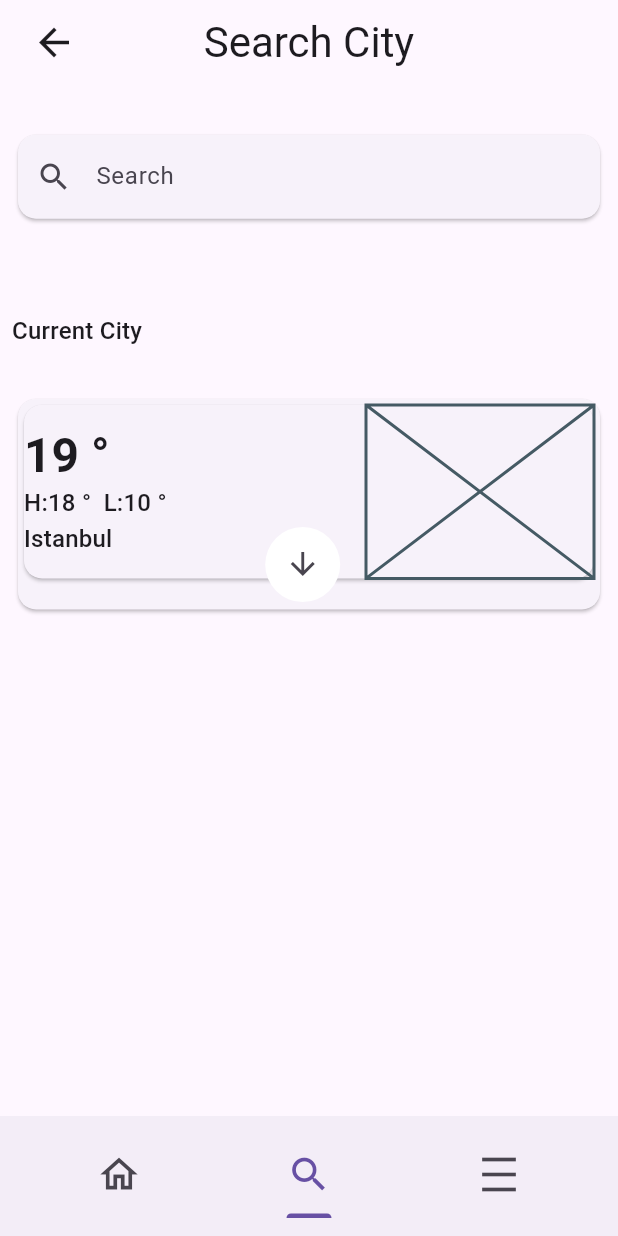
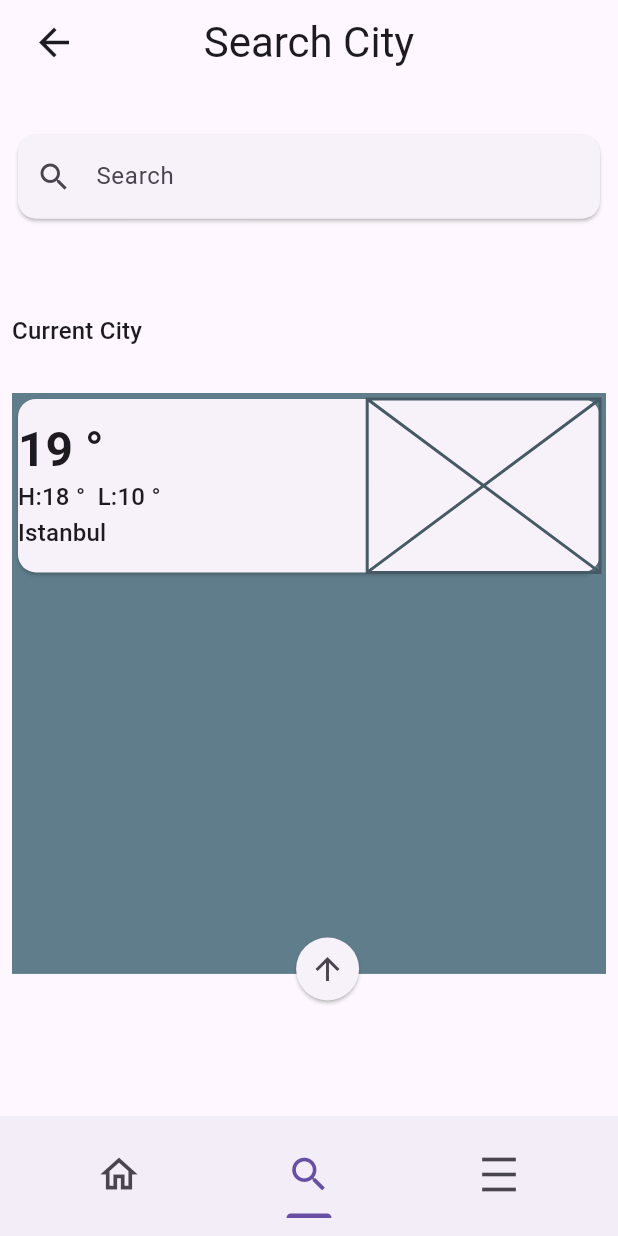
Before and after one commit to cEgemen/weaApp2, a Flutter app: the screen it shows after launch, item 2 of the bottom bar chosen, after a tap on the "arrow downward" icon, on a phone screen of 412 x 824 dp. Run offline on Flutter 3.47's test engine with Material 3 defaults, Android fonts, the phone set to English and light mode, and no system bars; our stand-ins replace dio, flutter_mobx, mobx, shared_preferences; generated files the repository leaves out were written again.

Commit message:
add animatede detail container in search page

```diff
--- a/lib/product/pages/mainPage/main2Page/main2_view_model.dart
+++ b/lib/product/pages/mainPage/main2Page/main2_view_model.dart
@@ -2,8 +2,10 @@
 
 import 'package:flutter/material.dart';
 import 'package:mobx/mobx.dart';
+
 import '../../../../core/base/base_view_model.dart';
- part 'main2_view_model.g.dart';
+
+part 'main2_view_model.g.dart';
 
    class Main2ViewModel = _Main2ViewModelBase with _$Main2ViewModel;
 
--- a/lib/product/pages/mainPage/main_page.dart
+++ b/lib/product/pages/mainPage/main_page.dart
@@ -1,6 +1,7 @@
 import 'package:flutter/material.dart';
+
+import '../../../core/base/base_view.dart';
 import '../../useful/padding.dart';
-import '../../../core/base/base_view.dart';
 import 'main_view_model.dart';
 
 class MainPage extends StatelessWidget {
--- a/lib/product/pages/mainPage/main_view_model.dart
+++ b/lib/product/pages/mainPage/main_view_model.dart
@@ -1,9 +1,11 @@
 import 'package:flutter/material.dart';
 import 'package:mobx/mobx.dart';
-import 'searchPage/search_page.dart';
+
 import '../../../core/base/base_view_model.dart';
 import 'detailPage/detail_page.dart';
 import 'main2Page/main2_page.dart';
+import 'searchPage/search_page.dart';
+
 part 'main_view_model.g.dart';
 
 class MainViewModel = _MainViewModelBase with _$MainViewModel;
--- a/lib/product/pages/mainPage/searchPage/search_page.dart
+++ b/lib/product/pages/mainPage/searchPage/search_page.dart
@@ -1,6 +1,7 @@
 import 'package:flutter/cupertino.dart';
 import 'package:flutter/material.dart';
 import 'package:flutter/widgets.dart';
+import 'package:flutter_mobx/flutter_mobx.dart';
 import '../../../../core/extensions/context_extension.dart';
 
 import '../../../../core/base/base_view.dart';
@@ -62,10 +63,18 @@ class SearchPage extends StatelessWidget {
                     style: context.textTheme.titleMedium,
                   ),
                 ])),
-            SizedBox(
-                height: context.height * .18,
-                child: Card(
+            Observer(builder: (_) {
+              return AnimatedContainer(
+                  duration:const  Duration(milliseconds: 200),
+                  height: state.changeValue(context.height * .18, context.height * .5),
                   child: Stack(children: [
+                    AnimatedContainer(
+                      duration:const  Duration(milliseconds: 200),
+                      height: state.changeValue(context.height * .15, context.height * .47),
+                      child: Container(
+                        color: Colors.blueGrey,
+                      ),
+                    ),
                     SizedBox(
                       height: context.height * .15,
                       child: Card(
@@ -97,17 +106,23 @@ class SearchPage extends StatelessWidget {
                       ),
                     ),
                     Positioned(
-                      bottom: 5,
-                      left: context.width * .4,
-                      child: Container(
-                        width: 50,
-                        height: 50,
-                        decoration: BoxDecoration(color: Colors.white, borderRadius: BorderRadius.circular(100)),
-                        child: IconButton(onPressed: () {}, icon: const Icon(Icons.arrow_downward_outlined)),
-                      ),
-                    )
-                  ]),
-                )),
+                        bottom: 3,
+                        left: context.width * .45,
+                        child: SizedBox(
+                          width: 50,
+                          height: 50,
+                          child: Card(
+                            shape: const CircleBorder(),
+                            child: IconButton(
+                              onPressed: () {
+                                state.changeTouchState();
+                              },
+                              icon: Icon(state.changeIconButtonIcon),
+                            ),
+                          ),
+                        ))
+                  ]));
+            }),
             const Spacer(
               flex: 5,
             )
--- a/lib/product/pages/mainPage/searchPage/search_view_model.dart
+++ b/lib/product/pages/mainPage/searchPage/search_view_model.dart
@@ -10,7 +10,28 @@ part 'search_view_model.g.dart';
      class SearchViewModel = _SearchViewModelBase with _$SearchViewModel;
 
      abstract class _SearchViewModelBase with Store , BaseViewModel{
-              @override
+
+         @observable
+         bool isTouch = false;
+
+         @action
+         void changeTouchState()
+         {
+            isTouch = !isTouch;
+         }
+
+         double changeValue(double passiveValue,double activeValue )
+         {
+             return isTouch ? activeValue : passiveValue;
+         }
+
+         @computed
+         IconData get changeIconButtonIcon
+         {
+                return isTouch ? Icons.arrow_upward_outlined :Icons.arrow_downward_outlined;
+         }
+
+  @override
   void setBuildContext(BuildContext context) {
            bContext = context;
   }
```
Also changed, not shown: lib/product/pages/mainPage/searchPage/search_view_model.g.dart.
